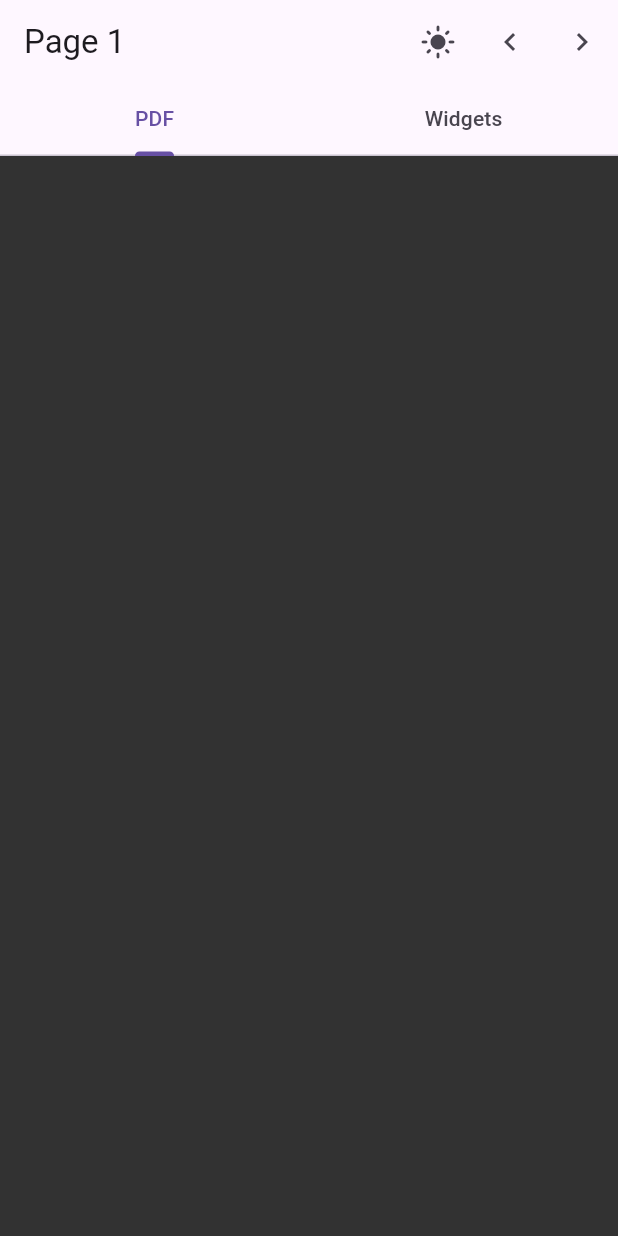
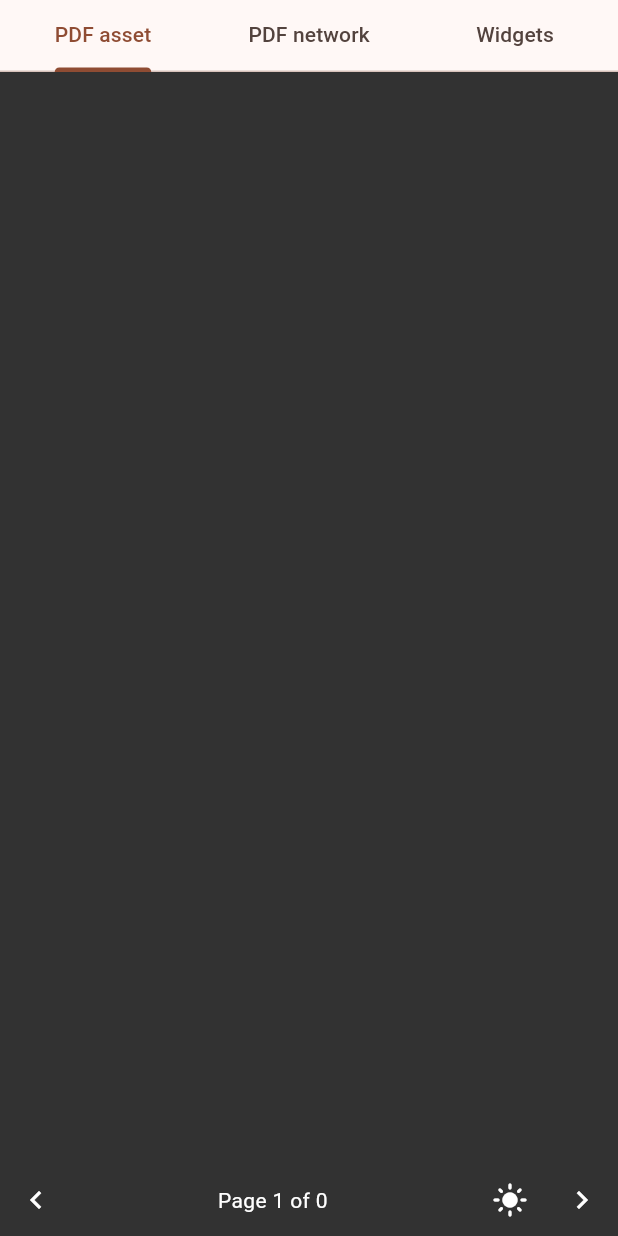
Before and after one commit to aqsaldpa/page_flip_view, a Flutter app: the screen it shows after launch, after a tap on the "dark mode" icon, on a phone screen of 412 x 824 dp. Run offline on Flutter 3.47's test engine with Material 3 defaults, Android fonts, the phone set to English and light mode, and no system bars; missing offline and left inert: pdfrx.

Commit message:
Add PdfFlipBook.network, download progress, getting started guide and richer example

````diff
--- a/example/lib/main.dart
+++ b/example/lib/main.dart
@@ -2,29 +2,57 @@ import 'package:flutter/material.dart';
 import 'package:page_flip_view/pdf.dart';
 
 void main() => runApp(const DemoApp());
+
+const samplePdfUrl =
+    'https://raw.githubusercontent.com/mozilla/pdf.js/master/web/compressed.tracemonkey-pldi-09.pdf';
 
 class DemoApp extends StatelessWidget {
   const DemoApp({super.key});
 
   @override
   Widget build(BuildContext context) {
-    return const MaterialApp(
+    return MaterialApp(
       debugShowCheckedModeBanner: false,
-      home: DefaultTabController(length: 2, child: DemoHome()),
+      theme: ThemeData(colorSchemeSeed: Colors.brown, useMaterial3: true),
+      home: DefaultTabController(
+        length: 3,
+        child: Scaffold(
+          backgroundColor: const Color(0xFF323232),
+          appBar: AppBar(
+            toolbarHeight: 0,
+            bottom: const TabBar(
+              tabs: [
+                Tab(text: 'PDF asset'),
+                Tab(text: 'PDF network'),
+                Tab(text: 'Widgets'),
+              ],
+            ),
+          ),
+          body: const SafeArea(
+            top: false,
+            child: TabBarView(
+              physics: NeverScrollableScrollPhysics(),
+              children: [AssetPdfDemo(), NetworkPdfDemo(), WidgetsDemo()],
+            ),
+          ),
+        ),
+      ),
     );
   }
 }
 
-class DemoHome extends StatefulWidget {
-  const DemoHome({super.key});
+/// A bundled PDF with page buttons and a night mode switch.
+class AssetPdfDemo extends StatefulWidget {
+  const AssetPdfDemo({super.key});
 
   @override
-  State<DemoHome> createState() => _DemoHomeState();
+  State<AssetPdfDemo> createState() => _AssetPdfDemoState();
 }
 
-class _DemoHomeState extends State<DemoHome> {
+class _AssetPdfDemoState extends State<AssetPdfDemo> {
   final controller = PageFlipController();
   int page = 0;
+  int total = 0;
   bool night = false;
 
   @override
@@ -35,51 +63,86 @@ class _DemoHomeState extends State<DemoHome> {
 
   @override
   Widget build(BuildContext context) {
-    return Scaffold(
-      backgroundColor: const Color(0xFF323232),
-      appBar: AppBar(
-        title: Text('Page ${page + 1}'),
-        bottom: const TabBar(
-          tabs: [
-            Tab(text: 'PDF'),
-            Tab(text: 'Widgets'),
-          ],
-        ),
-        actions: [
-          IconButton(
+    return DemoFrame(
+      controller: controller,
+      label: 'Page ${page + 1} of $total',
+      trailing: IconButton(
+        color: Colors.white,
+        tooltip: 'Night mode',
         onPressed: () => setState(() => night = !night),
         icon: Icon(night ? Icons.light_mode : Icons.dark_mode),
       ),
-          IconButton(
-            onPressed: controller.previous,
-            icon: const Icon(Icons.chevron_left),
-          ),
-          IconButton(
-            onPressed: controller.next,
-            icon: const Icon(Icons.chevron_right),
-          ),
-        ],
-      ),
-      body: TabBarView(
-        physics: const NeverScrollableScrollPhysics(),
-        children: [
-          Padding(
-            padding: const EdgeInsets.all(16),
       child: PdfFlipBook.asset(
         'assets/sample.pdf',
         controller: controller,
+        onLoaded: (count) => setState(() => total = count),
         onPageChanged: (value) => setState(() => page = value),
         colorFilter: night ? PdfFlipBook.nightMode : null,
         paperColor: night ? const Color(0xFF1E1E1E) : Colors.white,
       ),
+    );
+  }
+}
+
+/// A PDF downloaded from a URL, with a download progress indicator.
+class NetworkPdfDemo extends StatefulWidget {
+  const NetworkPdfDemo({super.key});
+
+  @override
+  State<NetworkPdfDemo> createState() => _NetworkPdfDemoState();
+}
+
+class _NetworkPdfDemoState extends State<NetworkPdfDemo> {
+  final controller = PageFlipController();
+  int page = 0;
+  int total = 0;
+
+  @override
+  void dispose() {
+    controller.dispose();
+    super.dispose();
+  }
+
+  @override
+  Widget build(BuildContext context) {
+    return DemoFrame(
+      controller: controller,
+      label: total == 0 ? 'Downloading…' : 'Page ${page + 1} of $total',
+      child: PdfFlipBook.network(
+        Uri.parse(samplePdfUrl),
+        controller: controller,
+        onLoaded: (count) => setState(() => total = count),
+        onPageChanged: (value) => setState(() => page = value),
+        loadingBuilder: (context, progress) => Center(
+          child: SizedBox(
+            width: 200,
+            child: LinearProgressIndicator(value: progress),
           ),
-          Padding(
+        ),
+        errorBuilder: (context, error, retry) => Center(
+          child: FilledButton.icon(
+            onPressed: retry,
+            icon: const Icon(Icons.refresh),
+            label: const Text('Could not download. Retry'),
+          ),
+        ),
+      ),
+    );
+  }
+}
+
+/// Plain widgets as pages: anything works, not only PDFs.
+class WidgetsDemo extends StatelessWidget {
+  const WidgetsDemo({super.key});
+
+  @override
+  Widget build(BuildContext context) {
+    return Padding(
       padding: const EdgeInsets.all(16),
       child: PageFlipView(
         itemCount: 8,
         itemBuilder: (context, index) => ColoredBox(
-                color:
-                    Colors.primaries[index % Colors.primaries.length].shade100,
+          color: Colors.primaries[index % Colors.primaries.length].shade100,
           child: Center(
             child: Text(
               '${index + 1}',
@@ -88,9 +151,55 @@ class _DemoHomeState extends State<DemoHome> {
           ),
         ),
       ),
+    );
+  }
+}
+
+/// The book with previous / next buttons and a page label under it.
+class DemoFrame extends StatelessWidget {
+  const DemoFrame({
+    super.key,
+    required this.controller,
+    required this.label,
+    required this.child,
+    this.trailing,
+  });
+
+  final PageFlipController controller;
+  final String label;
+  final Widget child;
+  final Widget? trailing;
+
+  @override
+  Widget build(BuildContext context) {
+    return Column(
+      children: [
+        Expanded(
+          child: Padding(padding: const EdgeInsets.all(16), child: child),
+        ),
+        Row(
+          children: [
+            IconButton(
+              color: Colors.white,
+              onPressed: controller.previous,
+              icon: const Icon(Icons.chevron_left),
+            ),
+            Expanded(
+              child: Text(
+                label,
+                textAlign: TextAlign.center,
+                style: const TextStyle(color: Colors.white),
+              ),
+            ),
+            if (trailing != null) trailing!,
+            IconButton(
+              color: Colors.white,
+              onPressed: controller.next,
+              icon: const Icon(Icons.chevron_right),
             ),
           ],
         ),
+      ],
     );
   }
 }
--- a/lib/src/pdf/pdf_flip_book.dart
+++ b/lib/src/pdf/pdf_flip_book.dart
@@ -19,6 +19,12 @@ typedef PdfPageErrorBuilder =
 typedef PdfDocumentErrorBuilder =
     Widget Function(BuildContext context, Object error, VoidCallback retry);
 
+/// Builds what is shown while the document opens. [progress] goes from 0 to
+/// 1 while a [PdfFlipBook.network] file downloads, and is null when the
+/// size is unknown or the source is local.
+typedef PdfLoadingBuilder =
+    Widget Function(BuildContext context, double? progress);
+
 /// A PDF shown as a book with the corner-curl page turn of [PageFlipView].
 ///
 /// Pages are rendered with [pdfrx](https://pub.dev/packages/pdfrx) (PDFium)
@@ -27,11 +33,52 @@ typedef PdfDocumentErrorBuilder =
 /// rendered ahead of time, so turning pages does not show a spinner.
 ///
 /// ```dart
+/// PdfFlipBook.network(Uri.parse('https://example.com/book.pdf'))
+/// PdfFlipBook.asset('assets/book.pdf')
 /// PdfFlipBook.file('/path/book.pdf')
-/// PdfFlipBook.asset('assets/book.pdf')
 /// PdfFlipBook.data(bytes)
 /// ```
 class PdfFlipBook extends StatefulWidget {
+  /// Downloads and opens the PDF at [uri]. Pass [headers] for authenticated
+  /// URLs. The download progress is given to [loadingBuilder].
+  const PdfFlipBook.network(
+    Uri uri, {
+    Key? key,
+    Map<String, String>? headers,
+    Duration? timeout,
+    PageFlipController? controller,
+    ValueChanged<int>? onPageChanged,
+    ValueChanged<int>? onLoaded,
+    VoidCallback? onCenterTap,
+    Color paperColor = const Color(0xFFFFFFFF),
+    PdfLoadingBuilder? loadingBuilder,
+    PdfPagePlaceholderBuilder? placeholderBuilder,
+    PdfPageErrorBuilder? pageErrorBuilder,
+    PdfDocumentErrorBuilder? errorBuilder,
+    String? password,
+    ColorFilter? colorFilter,
+    bool enableZoom = true,
+    double maxScale = 4,
+  }) : this._(
+         key: key,
+         uri: uri,
+         headers: headers,
+         timeout: timeout,
+         controller: controller,
+         onPageChanged: onPageChanged,
+         onLoaded: onLoaded,
+         onCenterTap: onCenterTap,
+         paperColor: paperColor,
+         loadingBuilder: loadingBuilder,
+         placeholderBuilder: placeholderBuilder,
+         pageErrorBuilder: pageErrorBuilder,
+         errorBuilder: errorBuilder,
+         password: password,
+         colorFilter: colorFilter,
+         enableZoom: enableZoom,
+         maxScale: maxScale,
+       );
+
   /// Opens the PDF at [path] on the device.
   const PdfFlipBook.file(
     String path, {
@@ -41,7 +88,7 @@ class PdfFlipBook extends StatefulWidget {
     ValueChanged<int>? onLoaded,
     VoidCallback? onCenterTap,
     Color paperColor = const Color(0xFFFFFFFF),
-    WidgetBuilder? loadingBuilder,
+    PdfLoadingBuilder? loadingBuilder,
     PdfPagePlaceholderBuilder? placeholderBuilder,
     PdfPageErrorBuilder? pageErrorBuilder,
     PdfDocumentErrorBuilder? errorBuilder,
@@ -76,7 +123,7 @@ class PdfFlipBook extends StatefulWidget {
     ValueChanged<int>? onLoaded,
     VoidCallback? onCenterTap,
     Color paperColor = const Color(0xFFFFFFFF),
-    WidgetBuilder? loadingBuilder,
+    PdfLoadingBuilder? loadingBuilder,
     PdfPagePlaceholderBuilder? placeholderBuilder,
     PdfPageErrorBuilder? pageErrorBuilder,
     PdfDocumentErrorBuilder? errorBuilder,
@@ -111,7 +158,7 @@ class PdfFlipBook extends StatefulWidget {
     ValueChanged<int>? onLoaded,
     VoidCallback? onCenterTap,
     Color paperColor = const Color(0xFFFFFFFF),
-    WidgetBuilder? loadingBuilder,
+    PdfLoadingBuilder? loadingBuilder,
     PdfPagePlaceholderBuilder? placeholderBuilder,
     PdfPageErrorBuilder? pageErrorBuilder,
     PdfDocumentErrorBuilder? errorBuilder,
@@ -154,7 +201,7 @@ class PdfFlipBook extends StatefulWidget {
     double maxScale = 4,
   }) : this._(
          key: key,
-         openedDocument: document,
+         document: document,
          controller: controller,
          onPageChanged: onPageChanged,
          onLoaded: onLoaded,
@@ -169,10 +216,13 @@ class PdfFlipBook extends StatefulWidget {
 
   const PdfFlipBook._({
     super.key,
-    this.filePath,
-    this.assetName,
-    this.bytes,
-    this.openedDocument,
+    String? filePath,
+    String? assetName,
+    Uint8List? bytes,
+    Uri? uri,
+    Map<String, String>? headers,
+    Duration? timeout,
+    PdfDocument? document,
     this.controller,
     this.onPageChanged,
     this.onLoaded,
@@ -186,7 +236,13 @@ class PdfFlipBook extends StatefulWidget {
     this.colorFilter,
     this.enableZoom = true,
     this.maxScale = 4,
-  });
+  }) : _filePath = filePath,
+       _assetName = assetName,
+       _bytes = bytes,
+       _uri = uri,
+       _headers = headers,
+       _timeout = timeout,
+       _document = document;
 
   /// A [colorFilter] for reading at night: inverts the page so it becomes
   /// light text on a dark page. Pair it with a dark [paperColor].
@@ -197,10 +253,13 @@ class PdfFlipBook extends StatefulWidget {
     0, 0, 0, 1, 0, //
   ]);
 
-  final String? filePath;
-  final String? assetName;
-  final Uint8List? bytes;
-  final PdfDocument? openedDocument;
+  final String? _filePath;
+  final String? _assetName;
+  final Uint8List? _bytes;
+  final Uri? _uri;
+  final Map<String, String>? _headers;
+  final Duration? _timeout;
+  final PdfDocument? _document;
 
   /// Turns pages from code; see [PageFlipController].
   final PageFlipController? controller;
@@ -217,8 +276,9 @@ class PdfFlipBook extends StatefulWidget {
   /// Paper colour behind pages and on the back of a turning page.
   final Color paperColor;
 
-  /// Shown while the document opens. Defaults to a small progress indicator.
-  final WidgetBuilder? loadingBuilder;
+  /// Shown while the document opens or downloads. Defaults to a progress
+  /// indicator that fills up while a network file downloads.
+  final PdfLoadingBuilder? loadingBuilder;
 
   /// Shown on a page until its first preview is ready. Defaults to plain
   /// paper, which is usually only visible for a split second.
@@ -243,6 +303,13 @@ class PdfFlipBook extends StatefulWidget {
   /// Largest zoom factor.
   final double maxScale;
 
+  bool _sameSource(PdfFlipBook other) =>
+      other._filePath == _filePath &&
+      other._assetName == _assetName &&
+      other._bytes == _bytes &&
+      other._uri == _uri &&
+      other._document == _document;
+
   @override
   State<PdfFlipBook> createState() => _PdfFlipBookState();
 }
@@ -251,10 +318,10 @@ class _PdfFlipBookState extends State<PdfFlipBook> {
   PdfDocument? _document;
   PdfPageCache? _cache;
   Object? _error;
+  double? _progress;
   int _generation = 0;
   int _page = 0;
-
-  bool get _ownsDocument => widget.openedDocument == null;
+  bool _owned = true;
 
   @override
   void initState() {
@@ -265,12 +332,7 @@ class _PdfFlipBookState extends State<PdfFlipBook> {
   @override
   void didUpdateWidget(PdfFlipBook oldWidget) {
     super.didUpdateWidget(oldWidget);
-    final sourceChanged =
-        oldWidget.filePath != widget.filePath ||
-        oldWidget.assetName != widget.assetName ||
-        oldWidget.bytes != widget.bytes ||
-        oldWidget.openedDocument != widget.openedDocument;
-    if (sourceChanged) _reopen();
+    if (!widget._sameSource(oldWidget)) _reopen();
   }
 
   @override
@@ -283,7 +345,7 @@ class _PdfFlipBookState extends State<PdfFlipBook> {
   void _release() {
     _cache?.dispose();
     _cache = null;
-    if (_ownsDocument) _document?.dispose();
+    if (_owned) _document?.dispose();
     _document = null;
   }
 
@@ -291,39 +353,56 @@ class _PdfFlipBookState extends State<PdfFlipBook> {
     setState(() {
       _release();
       _error = null;
+      _progress = null;
     });
     _open();
   }
 
-  Future<PdfDocument> _load() async {
-    final given = widget.openedDocument;
+  Future<PdfDocument> _load(int ticket) async {
+    final given = widget._document;
     if (given != null) return given;
     await pdfrxFlutterInitialize();
     final password = widget.password;
     final provider = password == null ? null : () => password;
-    final path = widget.filePath;
+    final uri = widget._uri;
+    if (uri != null) {
+      return PdfDocument.openUri(
+        uri,
+        headers: widget._headers,
+        timeout: widget._timeout,
+        passwordProvider: provider,
+        progressCallback: (received, [total]) {
+          if (!mounted || ticket != _generation) return;
+          final size = total ?? 0;
+          setState(() => _progress = size > 0 ? received / size : null);
+        },
+      );
+    }
+    final path = widget._filePath;
     if (path != null) {
       return PdfDocument.openFile(path, passwordProvider: provider);
     }
-    final asset = widget.assetName;
+    final asset = widget._assetName;
     if (asset != null) {
       return PdfDocument.openAsset(asset, passwordProvider: provider);
     }
     return PdfDocument.openData(
-      widget.bytes ?? Uint8List(0),
+      widget._bytes ?? Uint8List(0),
       passwordProvider: provider,
     );
   }
 
   Future<void> _open() async {
     final ticket = ++_generation;
+    final owned = widget._document == null;
     try {
-      final opened = await _load();
+      final opened = await _load(ticket);
       if (!mounted || ticket != _generation) {
-        if (_ownsDocument) await opened.dispose();
+        if (owned) await opened.dispose();
         return;
       }
       setState(() {
+        _owned = owned;
         _document = opened;
         _page = widget.controller?.page ?? 0;
         _cache = PdfPageCache(document: opened)..prefetch(_page);
@@ -349,8 +428,8 @@ class _PdfFlipBookState extends State<PdfFlipBook> {
     }
     final cache = _cache;
     if (cache == null) {
-      return widget.loadingBuilder?.call(context) ??
-          const Center(child: CircularProgressIndicator.adaptive());
+      return widget.loadingBuilder?.call(context, _progress) ??
+          Center(child: CircularProgressIndicator.adaptive(value: _progress));
     }
     if (cache.pageCount == 0) return const SizedBox.shrink();
     final devicePixelRatio = MediaQuery.devicePixelRatioOf(context);
--- a/pubspec.yaml
+++ b/pubspec.yaml
@@ -1,6 +1,6 @@
 name: page_flip_view
 description: Turn pages like a real book. A diagonal corner curl that follows the finger, for any widgets and for PDF files (rendered with pdfrx).
-version: 0.2.0
+version: 0.3.0
 repository: https://github.com/aqsaldpa/page_flip_view
 issue_tracker: https://github.com/aqsaldpa/page_flip_view/issues
 screenshots:
````
Also changed, not shown: 6 other files. Lines whose indentation alone changed are shown as unchanged.
